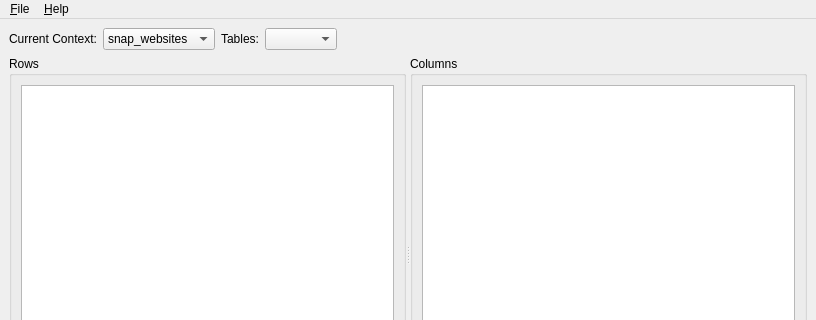
The window that cassview/src/MainWindow.ui (m2osw/snapcpp) describes before a commit, drawn with Qt 5; both pictures show x 0 to 816 and y 0 to 320 of the 816 by 483 pixel window.
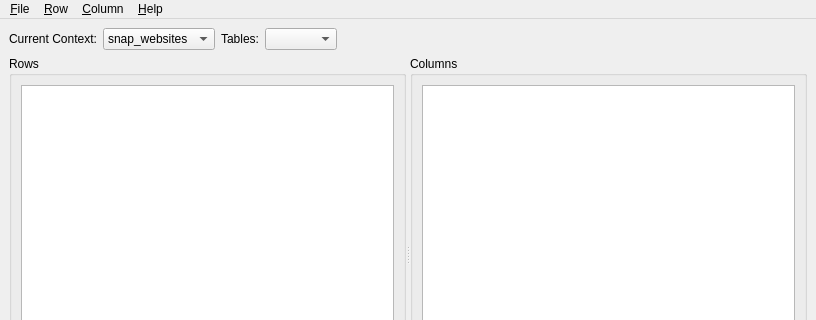
The same window after the commit. Icons and pictures are not drawn.

Commit message: Work in progress: adding context menus for adding/removing columns.

The edit to the form file:
```diff
--- a/cassview/src/MainWindow.ui
+++ b/cassview/src/MainWindow.ui
@@ -139,7 +139,23 @@
     <addaction name="action_About"/>
     <addaction name="action_AboutQt"/>
    </widget>
+   <widget class="QMenu" name="menu_Column">
+    <property name="title">
+     <string>&amp;Column</string>
+    </property>
+    <addaction name="action_InsertColumn"/>
+    <addaction name="action_DeleteColumns"/>
+   </widget>
+   <widget class="QMenu" name="menu_Row">
+    <property name="title">
+     <string>&amp;Row</string>
+    </property>
+    <addaction name="action_InsertRow"/>
+    <addaction name="action_DeleteRows"/>
+   </widget>
    <addaction name="menu_File"/>
+   <addaction name="menu_Row"/>
+   <addaction name="menu_Column"/>
    <addaction name="menu_Helpo"/>
   </widget>
   <widget class="QStatusBar" name="statusbar"/>
```
Left out of the diff: 32 changed lines with no effect on the pictures. The commit also changes 4 other files.
